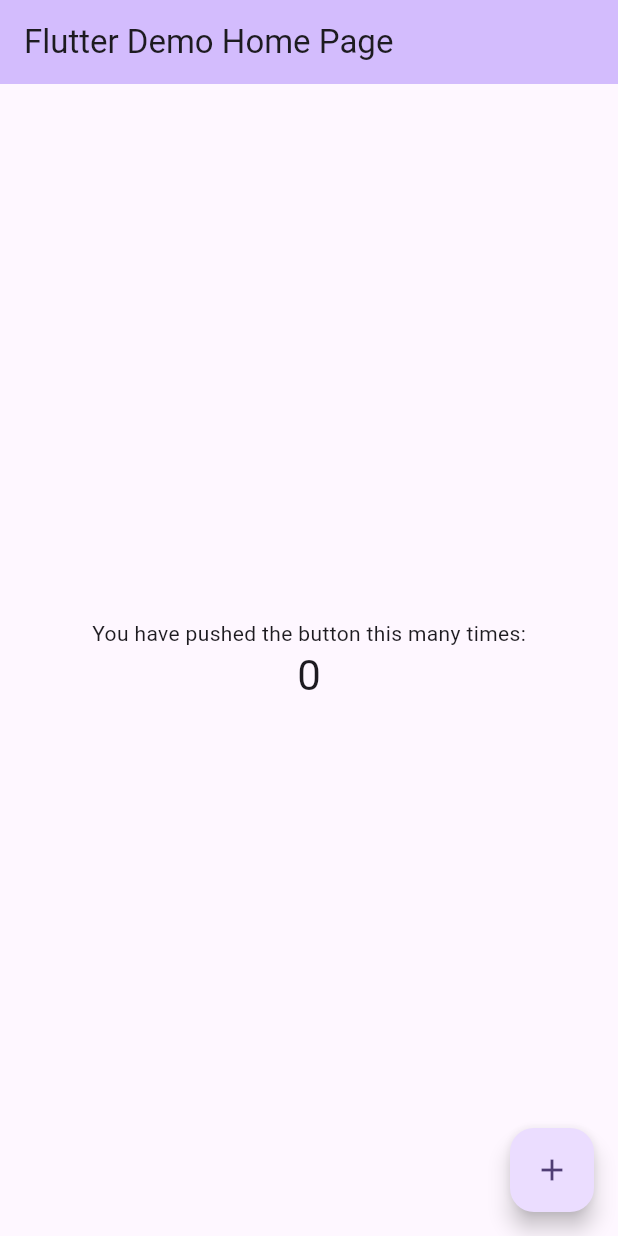
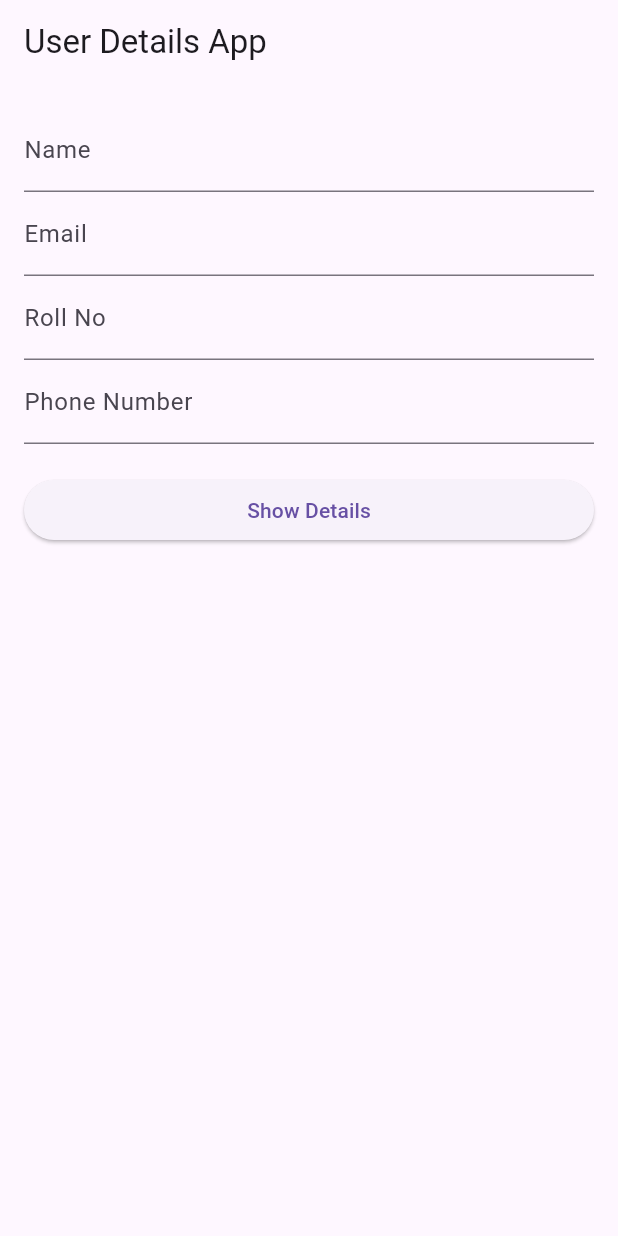
Before and after one commit to pranayiitk/app-assignment-3, a Flutter app: the screen it shows after launch, on a phone screen of 412 x 824 dp. Run offline on Flutter 3.47's test engine with Material 3 defaults, Android fonts, the phone set to English and light mode, and no system bars.

Commit message:
Update main.dart

```diff
--- a/lib/main.dart
+++ b/lib/main.dart
@@ -1,125 +1,149 @@
 import 'package:flutter/material.dart';
 
 void main() {
-  runApp(const MyApp());
+  runApp(MyApp());
 }
 
 class MyApp extends StatelessWidget {
-  const MyApp({super.key});
-
-  // This widget is the root of your application.
   @override
   Widget build(BuildContext context) {
     return MaterialApp(
-      title: 'Flutter Demo',
-      theme: ThemeData(
-        // This is the theme of your application.
-        //
-        // TRY THIS: Try running your application with "flutter run". You'll see
-        // the application has a purple toolbar. Then, without quitting the app,
-        // try changing the seedColor in the colorScheme below to Colors.green
-        // and then invoke "hot reload" (save your changes or press the "hot
-        // reload" button in a Flutter-supported IDE, or press "r" if you used
-        // the command line to start the app).
-        //
-        // Notice that the counter didn't reset back to zero; the application
-        // state is not lost during the reload. To reset the state, use hot
-        // restart instead.
-        //
-        // This works for code too, not just values: Most code changes can be
-        // tested with just a hot reload.
-        colorScheme: ColorScheme.fromSeed(seedColor: Colors.deepPurple),
-        useMaterial3: true,
-      ),
-      home: const MyHomePage(title: 'Flutter Demo Home Page'),
+      initialRoute: '/',
+      routes: {
+        '/': (context) => HomePage(),
+        '/details': (context) => DetailsPage(),
+      },
     );
   }
 }
 
-class MyHomePage extends StatefulWidget {
-  const MyHomePage({super.key, required this.title});
-
-  // This widget is the home page of your application. It is stateful, meaning
-  // that it has a State object (defined below) that contains fields that affect
-  // how it looks.
-
-  // This class is the configuration for the state. It holds the values (in this
-  // case the title) provided by the parent (in this case the App widget) and
-  // used by the build method of the State. Fields in a Widget subclass are
-  // always marked "final".
-
-  final String title;
-
+class HomePage extends StatefulWidget {
   @override
-  State<MyHomePage> createState() => _MyHomePageState();
+  _HomePageState createState() => _HomePageState();
 }
 
-class _MyHomePageState extends State<MyHomePage> {
-  int _counter = 0;
-
-  void _incrementCounter() {
-    setState(() {
-      // This call to setState tells the Flutter framework that something has
-      // changed in this State, which causes it to rerun the build method below
-      // so that the display can reflect the updated values. If we changed
-      // _counter without calling setState(), then the build method would not be
-      // called again, and so nothing would appear to happen.
-      _counter++;
-    });
-  }
+class _HomePageState extends State<HomePage> {
+  final TextEditingController _nameController = TextEditingController();
+  final TextEditingController _emailController = TextEditingController();
+  final TextEditingController _rollNoController = TextEditingController();
+  final TextEditingController _phoneController = TextEditingController();
 
   @override
   Widget build(BuildContext context) {
-    // This method is rerun every time setState is called, for instance as done
-    // by the _incrementCounter method above.
-    //
-    // The Flutter framework has been optimized to make rerunning build methods
-    // fast, so that you can just rebuild anything that needs updating rather
-    // than having to individually change instances of widgets.
-    return Scaffold(
+    return WillPopScope(
+      onWillPop: () async {
+        showDialog(
+          context: context,
+          builder: (BuildContext context) {
+            return AlertDialog(
+              title: Text('Logout'),
+              content: Text('User ${_nameController.text} Logged out'),
+              actions: [
+                TextButton(
+                  onPressed: () {
+                    Navigator.of(context).pop();
+                  },
+                  child: Text('OK'),
+                ),
+              ],
+            );
+          },
+        );
+        return false;
+      },
+      child: Scaffold(
         appBar: AppBar(
-        // TRY THIS: Try changing the color here to a specific color (to
-        // Colors.amber, perhaps?) and trigger a hot reload to see the AppBar
-        // change color while the other colors stay the same.
-        backgroundColor: Theme.of(context).colorScheme.inversePrimary,
-        // Here we take the value from the MyHomePage object that was created by
-        // the App.build method, and use it to set our appbar title.
-        title: Text(widget.title),
+          title: Text('User Details App'),
         ),
-      body: Center(
-        // Center is a layout widget. It takes a single child and positions it
-        // in the middle of the parent.
+        body: Padding(
+          padding: const EdgeInsets.all(16.0),
           child: Column(
-          // Column is also a layout widget. It takes a list of children and
-          // arranges them vertically. By default, it sizes itself to fit its
-          // children horizontally, and tries to be as tall as its parent.
-          //
-          // Column has various properties to control how it sizes itself and
-          // how it positions its children. Here we use mainAxisAlignment to
-          // center the children vertically; the main axis here is the vertical
-          // axis because Columns are vertical (the cross axis would be
-          // horizontal).
-          //
-          // TRY THIS: Invoke "debug painting" (choose the "Toggle Debug Paint"
-          // action in the IDE, or press "p" in the console), to see the
-          // wireframe for each widget.
-          mainAxisAlignment: MainAxisAlignment.center,
-          children: <Widget>[
-            const Text(
-              'You have pushed the button this many times:',
+            crossAxisAlignment: CrossAxisAlignment.stretch,
+            children: [
+              TextField(
+                controller: _nameController,
+                decoration: InputDecoration(labelText: 'Name'),
               ),
-            Text(
-              '$_counter',
-              style: Theme.of(context).textTheme.headlineMedium,
+              TextField(
+                controller: _emailController,
+                decoration: InputDecoration(labelText: 'Email'),
+              ),
+              TextField(
+                controller: _rollNoController,
+                decoration: InputDecoration(labelText: 'Roll No'),
+              ),
+              TextField(
+                controller: _phoneController,
+                decoration: InputDecoration(labelText: 'Phone Number'),
+              ),
+              SizedBox(height: 20),
+              ElevatedButton(
+                onPressed: () {
+                  Navigator.pushNamed(
+                    context,
+                    '/details',
+                    arguments: {
+                      'name': _nameController.text,
+                      'email': _emailController.text,
+                      'rollNo': _rollNoController.text,
+                      'phone': _phoneController.text,
+                    },
+                  );
+                },
+                child: Text('Show Details'),
               ),
             ],
           ),
         ),
-      floatingActionButton: FloatingActionButton(
-        onPressed: _incrementCounter,
-        tooltip: 'Increment',
-        child: const Icon(Icons.add),
-      ), // This trailing comma makes auto-formatting nicer for build methods.
+      ),
     );
   }
 }
+
+class DetailsPage extends StatelessWidget {
+  @override
+  Widget build(BuildContext context) {
+    final Map<String, dynamic> args =
+        ModalRoute.of(context)!.settings.arguments as Map<String, dynamic>;
+
+    return WillPopScope(
+      onWillPop: () async {
+        showDialog(
+          context: context,
+          builder: (BuildContext context) {
+            return AlertDialog(
+              title: Text('Logout'),
+              content: Text('User ${args['name']} Logged out'),
+              actions: [
+                TextButton(
+                  onPressed: () {
+                    Navigator.of(context).popUntil((route) => route.isFirst);
+                  },
+                  child: Text('OK'),
+                ),
+              ],
+            );
+          },
+        );
+        return false;
+      },
+      child: Scaffold(
+        appBar: AppBar(
+          title: Text('User Details'),
+        ),
+        body: Padding(
+          padding: const EdgeInsets.all(16.0),
+          child: Column(
+            crossAxisAlignment: CrossAxisAlignment.stretch,
+            children: [
+              Text('Name: ${args['name']}'),
+              Text('Email: ${args['email']}'),
+              Text('Roll No: ${args['rollNo']}'),
+              Text('Phone Number: ${args['phone']}'),
+            ],
+          ),
+        ),
+      ),
+    );
+  }
+}
```
Lines whose indentation alone changed are shown as unchanged.
